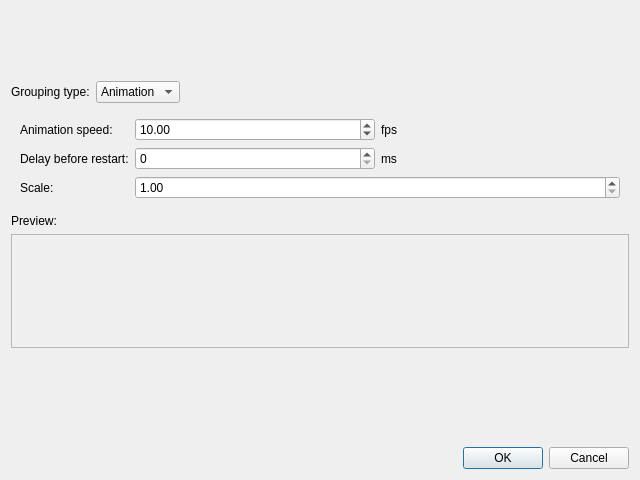
Qt form src/gui/desktop/ui/photos_grouping_dialog.ui (Kicer86/photobroom) before a commit.
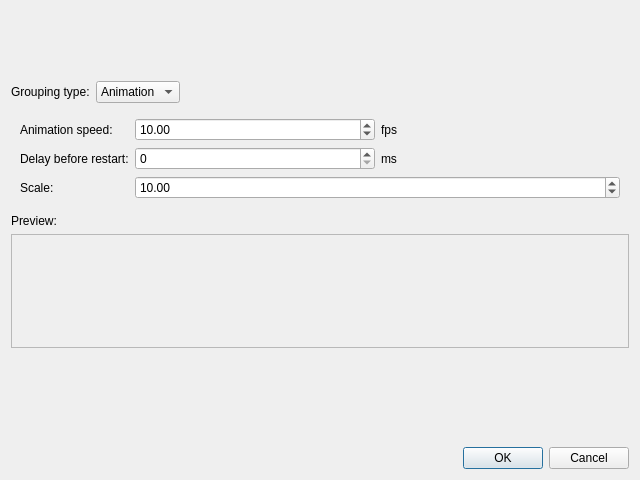
The same form after that commit. Custom widgets are drawn as their Qt base class.

Commit message: gui: PhotosGroupingDialog: setting default scale to 10

What changed in the file:
```diff
--- a/src/gui/desktop/ui/photos_grouping_dialog.ui
+++ b/src/gui/desktop/ui/photos_grouping_dialog.ui
@@ -138,6 +138,9 @@
          <property name="maximum">
           <double>1000.000000000000000</double>
          </property>
+         <property name="value">
+          <double>10.000000000000000</double>
+         </property>
         </widget>
        </item>
       </layout>
```
The commit also changes 1 other file.
